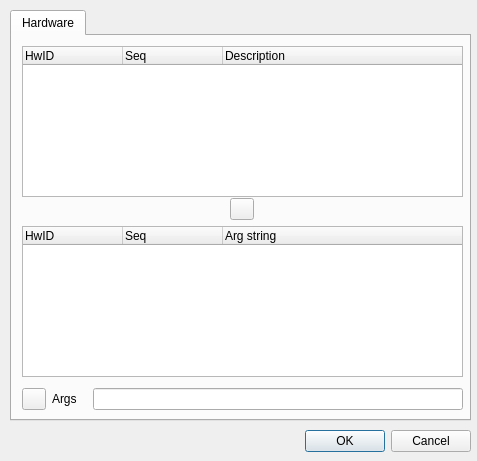
This is sdrgui/gui/deviceuserargsdialog.ui in f4exb/sdrangel as Qt 5 draws it before an edit. The edited form follows.
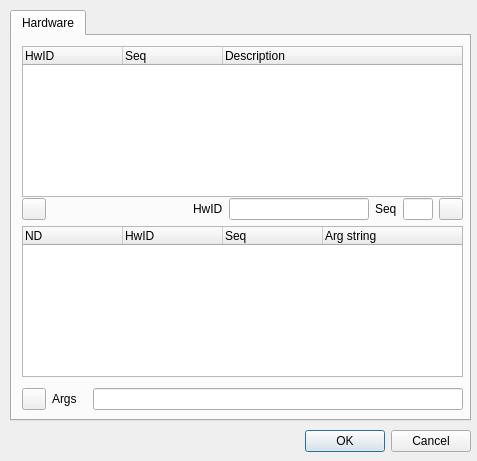
This is the edited form. Icons and pictures are not drawn.

Commit message: Device user arguments: implemented non discoverable devices specification in GUI

What changed in the file:
```diff
--- a/sdrgui/gui/deviceuserargsdialog.ui
+++ b/sdrgui/gui/deviceuserargsdialog.ui
@@ -118,6 +118,76 @@
         </property>
        </widget>
       </item>
+      <item>
+       <spacer name="horizontalSpacer">
+        <property name="orientation">
+         <enum>Qt::Horizontal</enum>
+        </property>
+        <property name="sizeHint" stdset="0">
+         <size>
+          <width>40</width>
+          <height>20</height>
+         </size>
+        </property>
+       </spacer>
+      </item>
+      <item>
+       <widget class="QLabel" name="addDeviceHwIDLabel">
+        <property name="text">
+         <string>HwID</string>
+        </property>
+       </widget>
+      </item>
+      <item>
+       <widget class="QLineEdit" name="addDeviceHwIDEdit">
+        <property name="toolTip">
+         <string>Hardware Id of non discoverable device</string>
+        </property>
+       </widget>
+      </item>
+      <item>
+       <widget class="QLabel" name="addDeviceSeqLabel">
+        <property name="text">
+         <string>Seq</string>
+        </property>
+       </widget>
+      </item>
+      <item>
+       <widget class="QLineEdit" name="addDeviceSeqEdit">
+        <property name="maximumSize">
+         <size>
+          <width>30</width>
+          <height>16777215</height>
+         </size>
+        </property>
+        <property name="toolTip">
+         <string>Sequence of non discoverable device</string>
+        </property>
+        <property name="inputMask">
+         <string>00</string>
+        </property>
+       </widget>
+      </item>
+      <item>
+       <widget class="QPushButton" name="addDevice">
+        <property name="maximumSize">
+         <size>
+          <width>24</width>
+          <height>16777215</height>
+         </size>
+        </property>
+        <property name="toolTip">
+         <string>Add non discoverable device </string>
+        </property>
+        <property name="text">
+         <string/>
+        </property>
+        <property name="icon">
+         <iconset resource="../resources/res.qrc">
+          <normaloff>:/plusw.png</normaloff>:/plusw.png</iconset>
+        </property>
+       </widget>
+      </item>
      </layout>
     </widget>
     <widget class="QWidget" name="horizontalLayoutWidget_5">
@@ -184,6 +254,14 @@
      <property name="toolTip">
       <string>List of hardware with user arguments</string>
      </property>
+     <column>
+      <property name="text">
+       <string>ND</string>
+      </property>
+      <property name="toolTip">
+       <string>Non discoverable</string>
+      </property>
+     </column>
      <column>
       <property name="text">
        <string>HwID</string>
```
Left out of the diff: 9 changed lines with no effect on the pictures. The commit also changes 4 other files.
